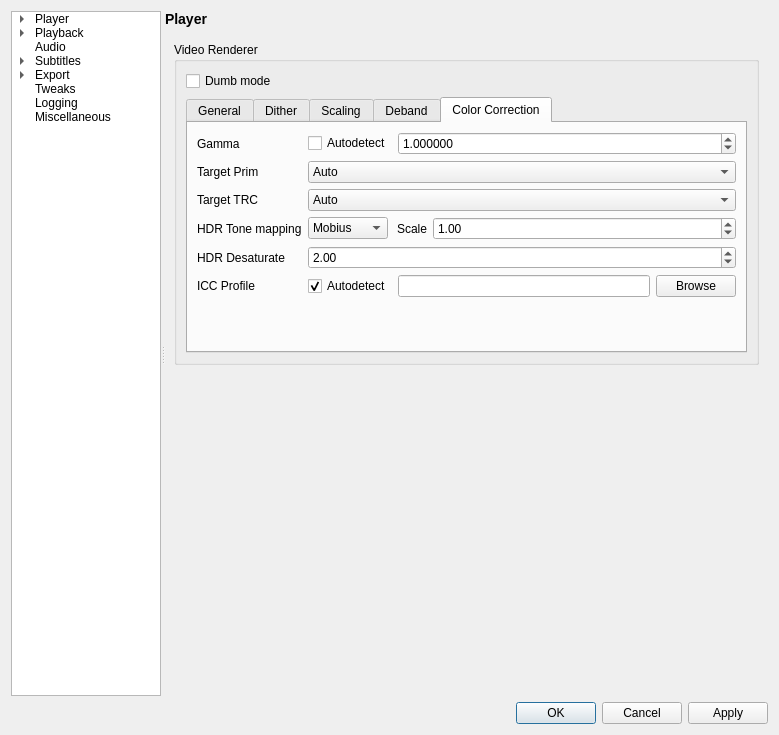
The window that settingswindow.ui (mpc-qt/mpc-qt) describes before a commit, drawn with Qt 5.
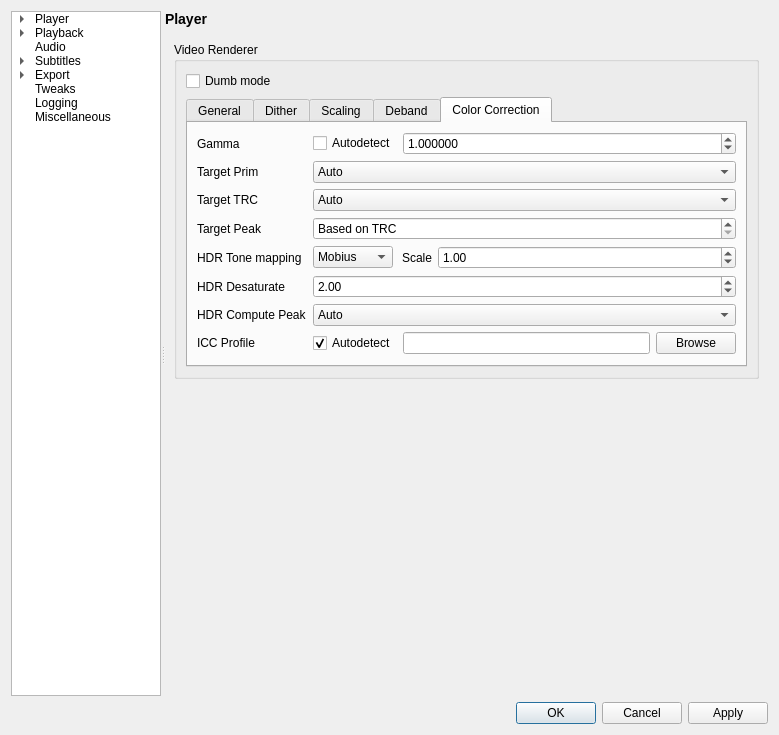
The same window after the commit. The open tabs and pages were chosen to show the change.

Commit message:
settingswindow: add some more color correction options
Fixes #228.

Diff of the .ui file:
```diff
--- a/settingswindow.ui
+++ b/settingswindow.ui
@@ -3827,14 +3827,14 @@
                     </item>
                    </widget>
                   </item>
-                  <item row="3" column="0">
+                  <item row="4" column="0">
                    <widget class="QLabel" name="ccHdrLabel">
                     <property name="text">
                      <string>HDR Tone mapping</string>
                     </property>
                    </widget>
                   </item>
-                  <item row="3" column="1">
+                  <item row="4" column="1">
                    <layout class="QHBoxLayout" name="horizontalLayout_2">
                     <item>
                      <widget class="QComboBox" name="ccHdrMapper">
@@ -4090,14 +4090,14 @@
                     </item>
                    </layout>
                   </item>
-                  <item row="4" column="0">
+                  <item row="5" column="0">
                    <widget class="QLabel" name="ccHdrDesaturate">
                     <property name="text">
                      <string>HDR Desaturate</string>
                     </property>
                    </widget>
                   </item>
-                  <item row="4" column="1">
+                  <item row="5" column="1">
                    <widget class="QDoubleSpinBox" name="ccHdrDesaturation">
                     <property name="sizePolicy">
                      <sizepolicy hsizetype="MinimumExpanding" vsizetype="Fixed">
@@ -4113,14 +4113,14 @@
                     </property>
                    </widget>
                   </item>
-                  <item row="5" column="0">
+                  <item row="7" column="0">
                    <widget class="QLabel" name="ccTargetICCLabel">
                     <property name="text">
                      <string>ICC Profile</string>
                     </property>
                    </widget>
                   </item>
-                  <item row="5" column="1">
+                  <item row="7" column="1">
                    <layout class="QHBoxLayout" name="ccICCLayout" stretch="0,1,0">
                     <item>
                      <widget class="QCheckBox" name="ccICCAutodetect">
@@ -4144,6 +4144,55 @@
                     </item>
                    </layout>
                   </item>
+                  <item row="6" column="0">
+                   <widget class="QLabel" name="ccHdrComputeLabel">
+                    <property name="text">
+                     <string>HDR Compute Peak</string>
+                    </property>
+                   </widget>
+                  </item>
+                  <item row="6" column="1">
+                   <widget class="QComboBox" name="ccHdrCompute">
+                    <item>
+                     <property name="text">
+                      <string>Auto</string>
+                     </property>
+                    </item>
+                    <item>
+                     <property name="text">
+                      <string>Yes</string>
+                     </property>
+                    </item>
+                    <item>
+                     <property name="text">
+                      <string>No</string>
+                     </property>
+                    </item>
+                   </widget>
+                  </item>
+                  <item row="3" column="0">
+                   <widget class="QLabel" name="label">
+                    <property name="text">
+                     <string>Target Peak</string>
+                    </property>
+                   </widget>
+                  </item>
+                  <item row="3" column="1">
+                   <widget class="QSpinBox" name="ccTargetPeak">
+                    <property name="specialValueText">
+                     <string>Based on TRC</string>
+                    </property>
+                    <property name="minimum">
+                     <number>9</number>
+                    </property>
+                    <property name="maximum">
+                     <number>10000</number>
+                    </property>
+                    <property name="value">
+                     <number>9</number>
+                    </property>
+                   </widget>
+                  </item>
                  </layout>
                 </widget>
                </widget>
```
Left out of the diff: 8 changed lines with no effect on the pictures. The commit also changes 7 other files.
